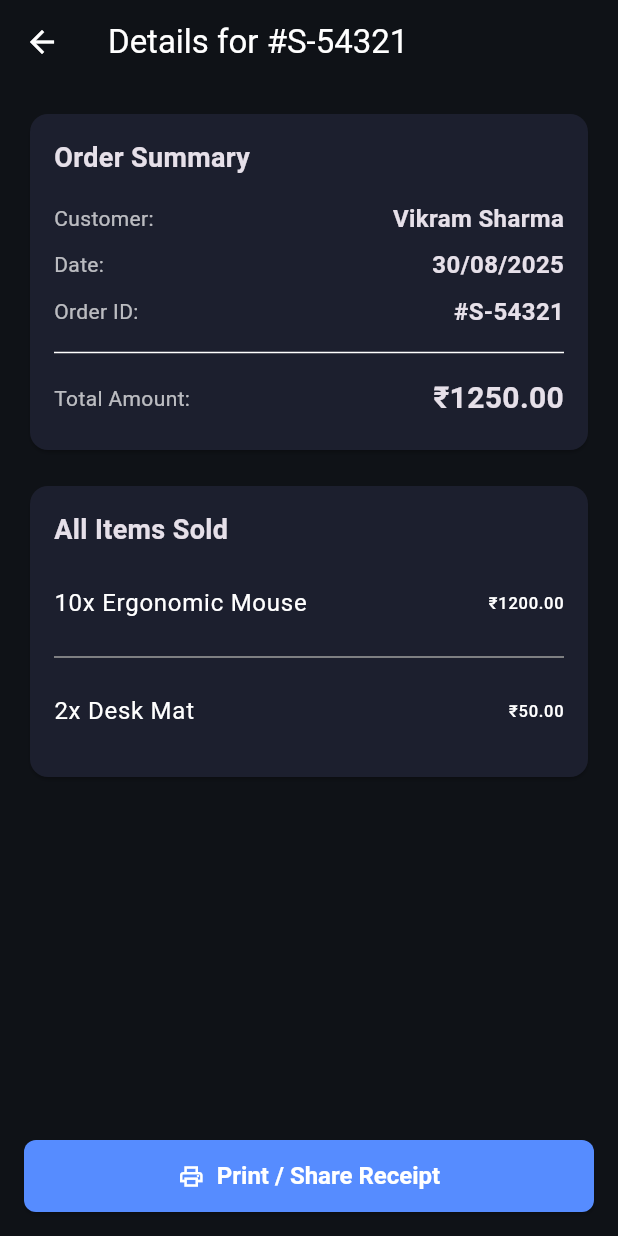
After one commit to RvShivam/invento, a Flutter app: the SalesManagementScreen screen opened directly, after a tap on an icon or button, on a phone screen of 412 x 824 dp. The commit adds this screen. Run offline on Flutter 3.47's test engine with Material 3 defaults, Android fonts, the phone set to English and light mode, and no system bars; our stand-ins replace csv, fl_chart, pdf, printing; missing offline and left inert: file_saver.

Commit message:
Transaction details

```diff
--- a/lib/main.dart
+++ b/lib/main.dart
@@ -14,7 +14,7 @@ class InventoApp extends StatelessWidget {
     return MaterialApp(
       title: 'Invento',
       debugShowCheckedModeBanner: false,
-      // Define the dark theme based on your designs
+
       theme: ThemeData.dark().copyWith(
         scaffoldBackgroundColor: const Color(0xFF0F1217),
         colorScheme: const ColorScheme.dark(
--- a/lib/screens/sales_management_screen.dart
+++ b/lib/screens/sales_management_screen.dart
@@ -1,8 +1,8 @@
-// lib/screens/sales_management_screen.dart
 import 'package:flutter/material.dart';
 import '../models/sales_transaction.dart';
 import '../services/sales_service.dart';
 import 'select_item_for_sale_screen.dart';
+import 'transaction_details_screen.dart';
 
 class SalesManagementScreen extends StatefulWidget {
   const SalesManagementScreen({super.key});
@@ -42,7 +42,6 @@ class _SalesManagementScreenState extends State<SalesManagementScreen> {
       setState(() {
         _isLoading = false;
       });
-      // Handle errors if necessary
     }
   }
 
@@ -112,6 +111,15 @@ class _SalesManagementScreenState extends State<SalesManagementScreen> {
       color: const Color(0xFF1C1F2E),
       shape: RoundedRectangleBorder(borderRadius: BorderRadius.circular(12)),
       margin: const EdgeInsets.only(bottom: 16.0),
+      child: InkWell(
+        onTap: () {
+          Navigator.of(context).push(
+            MaterialPageRoute(
+              builder: (context) => TransactionDetailsScreen(transaction: transaction),
+            ),
+          );
+        },
+        borderRadius: BorderRadius.circular(12),
         child: Padding(
           padding: const EdgeInsets.all(16.0),
           child: Column(
@@ -166,6 +174,7 @@ class _SalesManagementScreenState extends State<SalesManagementScreen> {
             ],
           ),
         ),
+      ),
     );
   }
 }
--- /dev/null
+++ b/lib/screens/transaction_details_screen.dart
@@ -0,0 +1,123 @@
+import 'package:flutter/material.dart';
+import 'package:invento_app/services/receipt_service.dart';
+import 'package:pdf/pdf.dart';
+import 'package:printing/printing.dart';
+import '../models/sales_transaction.dart';
+
+class TransactionDetailsScreen extends StatelessWidget {
+  final SalesTransaction transaction;
+
+  const TransactionDetailsScreen({super.key, required this.transaction});
+
+  @override
+  Widget build(BuildContext context) {
+    return Scaffold(
+      appBar: AppBar(
+        title: Text('Details for ${transaction.orderId}'),
+        backgroundColor: Colors.transparent,
+      ),
+      body: ListView(
+        padding: const EdgeInsets.all(16.0),
+        children: [
+          _buildOrderSummaryCard(),
+          const SizedBox(height: 16),
+          _buildAllItemsCard(),
+        ],
+      ),
+      bottomNavigationBar: _buildActionButtons(context),
+    );
+  }
+
+  Widget _buildOrderSummaryCard() {
+    return Card(
+      color: const Color(0xFF1C1F2E),
+      child: Padding(
+        padding: const EdgeInsets.all(16.0),
+        child: Column(
+          crossAxisAlignment: CrossAxisAlignment.start,
+          children: [
+            const Text('Order Summary', style: TextStyle(fontSize: 18, fontWeight: FontWeight.bold)),
+            const SizedBox(height: 12),
+            _buildDetailRow('Customer:', transaction.customerName),
+            _buildDetailRow('Date:', transaction.date),
+            _buildDetailRow('Order ID:', transaction.orderId),
+            const Divider(height: 24),
+            _buildDetailRow(
+              'Total Amount:',
+              '₹${transaction.totalAmount.toStringAsFixed(2)}',
+              isTotal: true,
+            ),
+          ],
+        ),
+      ),
+    );
+  }
+
+  Widget _buildAllItemsCard() {
+    return Card(
+      color: const Color(0xFF1C1F2E),
+      child: Padding(
+        padding: const EdgeInsets.all(16.0),
+        child: Column(
+          crossAxisAlignment: CrossAxisAlignment.start,
+          children: [
+            const Text('All Items Sold', style: TextStyle(fontSize: 18, fontWeight: FontWeight.bold)),
+            const SizedBox(height: 8),
+            ListView.separated(
+              itemCount: transaction.items.length,
+              shrinkWrap: true,
+              physics: const NeverScrollableScrollPhysics(),
+              separatorBuilder: (context, index) => const Divider(color: Colors.grey),
+              itemBuilder: (context, index) {
+                final item = transaction.items[index];
+                return ListTile(
+                  contentPadding: EdgeInsets.zero,
+                  title: Text('${item.quantity}x ${item.name}'),
+                  trailing: Text('₹${(item.quantity * item.price).toStringAsFixed(2)}'),
+                );
+              },
+            ),
+          ],
+        ),
+      ),
+    );
+  }
+
+  Widget _buildDetailRow(String label, String value, {bool isTotal = false}) {
+    return Padding(
+      padding: const EdgeInsets.symmetric(vertical: 4.0),
+      child: Row(
+        mainAxisAlignment: MainAxisAlignment.spaceBetween,
+        children: [
+          Text(label, style: const TextStyle(color: Colors.white70)),
+          Text(
+            value,
+            style: TextStyle(
+              fontWeight: FontWeight.bold,
+              fontSize: isTotal ? 20 : 16,
+            ),
+          ),
+        ],
+      ),
+    );
+  }
+
+  Widget _buildActionButtons(BuildContext context) {
+    return Padding(
+      padding: const EdgeInsets.all(16.0),
+      child: ElevatedButton.icon(
+        onPressed: () async {
+          final pdfBytes = await ReceiptService().generateReceipt(transaction);
+          await Printing.layoutPdf(
+            onLayout: (PdfPageFormat format) async => pdfBytes,
+          );
+        },
+        icon: const Icon(Icons.print_outlined),
+        label: const Text('Print / Share Receipt'),
+        style: ElevatedButton.styleFrom(
+          padding: const EdgeInsets.symmetric(vertical: 14),
+        ),
+      ),
+    );
+  }
+}
--- a/pubspec.yaml
+++ b/pubspec.yaml
@@ -42,6 +42,8 @@ dev_dependencies:
   http: ^1.2.1
   file_saver: ^0.3.1
   csv: ^6.0.0
+  printing: ^5.14.2
+  pdf: ^3.11.0
   # The "flutter_lints" package below contains a set of recommended lints to
   # encourage good coding practices. The lint set provided by the package is
   # activated in the `analysis_options.yaml` file located at the root of your
@@ -56,3 +58,4 @@ flutter:
   uses-material-design: true
   assets:
     - assets/images/
+    - assets/fonts/
```
Also changed, not shown: lib/services/receipt_service.dart (added, +63 -0 lines), assets/fonts/NotoSans-Regular.ttf (added), pubspec.lock, 5 other files. Lines whose indentation alone changed are shown as unchanged.
